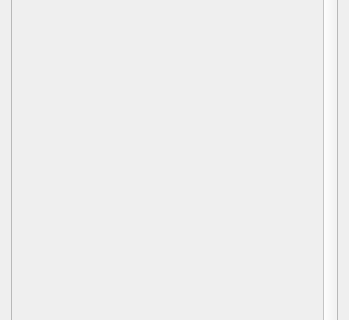
sealcode/gpandoc, file ui/recipe.ui: the form before one commit; both pictures show x 0 to 349 and y 113 to 433 of the 349 by 533 pixel window.
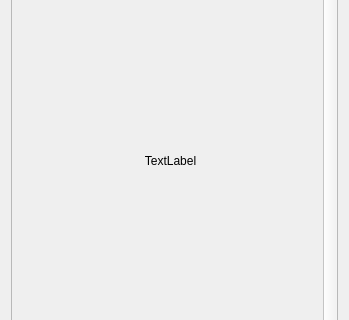
The form after the commit.

Commit message: Add messeage 'Brak podglądu'  when recipe.zip dosn't contains preview.png file

```diff
--- a/ui/recipe.ui
+++ b/ui/recipe.ui
@@ -43,10 +43,38 @@
          <rect>
           <x>0</x>
           <y>0</y>
-          <width>314</width>
-          <height>407</height>
+          <width>300</width>
+          <height>433</height>
          </rect>
         </property>
+        <property name="maximumSize">
+         <size>
+          <width>300</width>
+          <height>600</height>
+         </size>
+        </property>
+        <widget class="QLabel" name="label_2">
+         <property name="geometry">
+          <rect>
+           <x>8</x>
+           <y>3</y>
+           <width>301</width>
+           <height>421</height>
+          </rect>
+         </property>
+         <property name="sizePolicy">
+          <sizepolicy hsizetype="Maximum" vsizetype="Maximum">
+           <horstretch>0</horstretch>
+           <verstretch>0</verstretch>
+          </sizepolicy>
+         </property>
+         <property name="text">
+          <string>TextLabel</string>
+         </property>
+         <property name="alignment">
+          <set>Qt::AlignCenter</set>
+         </property>
+        </widget>
        </widget>
       </widget>
      </item>
```
Left out of the diff: 4 changed lines with no effect on the pictures. The commit also changes 3 other files.
